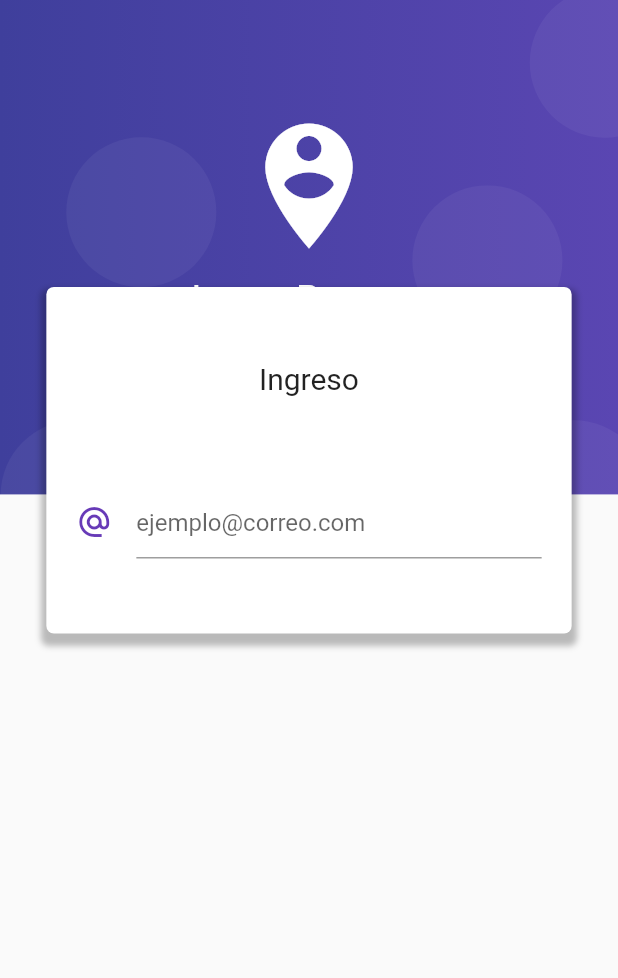
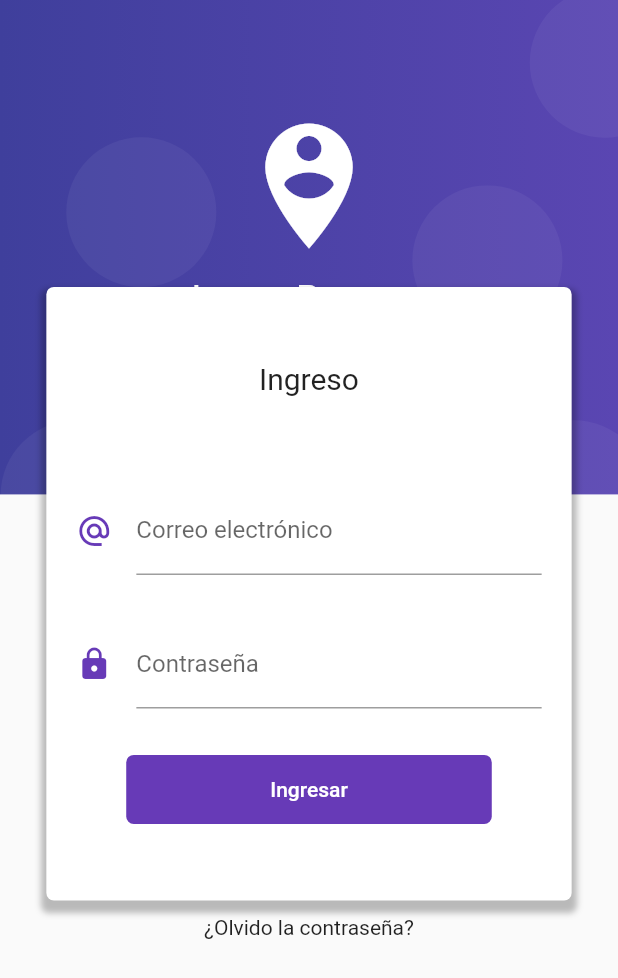
Before and after one commit to IsmarRomero/flutter-formvalidation, a Flutter app: the screen it shows after launch, on a phone screen of 412 x 824 dp. Shown: the top 978 px of the screen. Run offline on Flutter 3.47's test engine with Material 2 defaults, Android fonts, the phone set to English and light mode, and no system bars.

Commit message:
Creacion de diseño de Login

```diff
--- a/lib/src/pages/login_page.dart
+++ b/lib/src/pages/login_page.dart
@@ -110,9 +110,15 @@ class LoginPage extends StatelessWidget {
                 Text('Ingreso', style: TextStyle(fontSize: 20.0),),
                 SizedBox(height: 60.0),
                 _crearEmail(),
+                SizedBox(height: 30.0),
+                _crearPassword(),
+                SizedBox(height: 30.0),
+                _crearBoton()
               ]
             ),
-          )
+          ),
+          Text('¿Olvido la contraseña?'),
+          SizedBox(height: 100.0,)
         ],
       )
     );
@@ -125,9 +131,37 @@ class LoginPage extends StatelessWidget {
         keyboardType: TextInputType.emailAddress,
         decoration: InputDecoration(
           icon: Icon(Icons.alternate_email, color: Colors.deepPurple,),
-          hintText: 'ejemplo@correo.com'
+          hintText: 'ejemplo@correo.com',
+          labelText: 'Correo electrónico'
         ),
       )
     );
   }
+
+    Widget _crearPassword() {
+    return Container(
+      padding: EdgeInsets.symmetric(horizontal: 20.0),
+      child: TextField(
+        obscureText: true,
+        decoration: InputDecoration(
+          icon: Icon(Icons.lock, color: Colors.deepPurple,),
+          labelText: 'Contraseña'
+        ),
+      )
+    );
+  }
+
+  Widget _crearBoton() {
+    return RaisedButton(
+        child: Container(
+        padding: EdgeInsets.symmetric(horizontal: 80.0, vertical: 15.0),
+        child: Text('Ingresar'),
+        ),
+        elevation: 0.0,
+        color: Colors.deepPurple,
+        textColor: Colors.white,
+        shape: RoundedRectangleBorder(borderRadius: BorderRadius.circular(5.0)),
+        onPressed: (){},
+    );
+  }
 }
```
Also changed, not shown: 1 other file.
